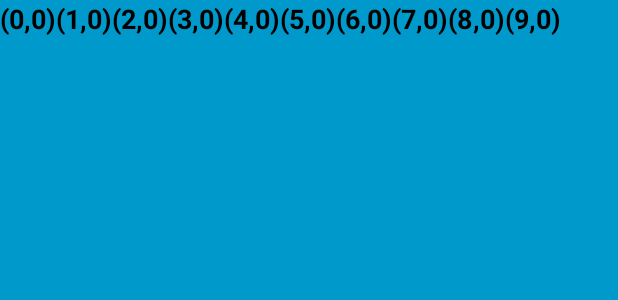
After one commit to xlpnic/Scrabbleships, an Android app: the layout grid.xml on its own in the app's theme, with its tools: preview values and no code run, on a phone screen of 412 x 824 dp. The commit adds this screen. Shown: the top 300 px of the screen. Run offline under Robolectric (Android 15) with nearby library versions, the phone set to English and light mode, and no system bars.

Commit message:
Try to add a grid

```diff
--- a/app/build.gradle
+++ b/app/build.gradle
@@ -33,4 +33,5 @@ dependencies {
     testImplementation 'junit:junit:4.12'
     androidTestImplementation 'androidx.test.ext:junit:1.1.1'
     androidTestImplementation 'androidx.test.espresso:espresso-core:3.2.0'
+    implementation 'androidx.gridlayout:gridlayout:1.0.0'
 }
--- a/app/src/main/java/com/example/scrabbleships/MainActivity.java
+++ b/app/src/main/java/com/example/scrabbleships/MainActivity.java
@@ -26,14 +26,5 @@ public class MainActivity extends AppCompatActivity {
         viewPager.setAdapter(sectionsPagerAdapter);
         TabLayout tabs = findViewById(R.id.tabs);
         tabs.setupWithViewPager(viewPager);
-        FloatingActionButton fab = findViewById(R.id.fab);
-
-        fab.setOnClickListener(new View.OnClickListener() {
-            @Override
-            public void onClick(View view) {
-                Snackbar.make(view, "Replace with your own action", Snackbar.LENGTH_LONG)
-                        .setAction("Action", null).show();
-            }
-        });
     }
 }
--- a/app/src/main/java/com/example/scrabbleships/ui/main/PlaceholderFragment.java
+++ b/app/src/main/java/com/example/scrabbleships/ui/main/PlaceholderFragment.java
@@ -48,7 +48,7 @@ public class PlaceholderFragment extends Fragment {
             Bundle savedInstanceState) {
         View root = inflater.inflate(R.layout.fragment_main, container, false);
         final TextView textView = root.findViewById(R.id.section_label);
-        pageViewModel.getText().observe(this, new Observer<String>() {
+        pageViewModel.getText().observe(getViewLifecycleOwner(), new Observer<String>() {
             @Override
             public void onChanged(@Nullable String s) {
                 textView.setText(s);
--- a/app/src/main/res/layout/activity_main.xml
+++ b/app/src/main/res/layout/activity_main.xml
@@ -34,11 +34,4 @@
         android:layout_height="match_parent"
         app:layout_behavior="@string/appbar_scrolling_view_behavior" />
 
-    <com.google.android.material.floatingactionbutton.FloatingActionButton
-        android:id="@+id/fab"
-        android:layout_width="wrap_content"
-        android:layout_height="wrap_content"
-        android:layout_gravity="bottom|end"
-        android:layout_margin="@dimen/fab_margin"
-        app:srcCompat="@android:drawable/ic_dialog_email" />
 </androidx.coordinatorlayout.widget.CoordinatorLayout>
--- a/app/src/main/res/layout/fragment_main.xml
+++ b/app/src/main/res/layout/fragment_main.xml
@@ -20,4 +20,17 @@
         tools:layout_constraintLeft_creator="1"
         tools:layout_constraintTop_creator="1" />
 
+    <ViewStub
+        android:id="@+id/viewStub"
+        android:layout_width="wrap_content"
+        android:layout_height="wrap_content"
+        android:foregroundGravity="fill_horizontal|center_vertical|fill_vertical|center_horizontal"
+        android:layout="@layout/grid"
+        android:visibility="visible"
+        app:layout_constraintBottom_toBottomOf="parent"
+        app:layout_constraintEnd_toEndOf="parent"
+        app:layout_constraintStart_toStartOf="parent"
+        app:layout_constraintTop_toTopOf="parent"
+        tools:visibility="visible" />
+
 </androidx.constraintlayout.widget.ConstraintLayout>
--- /dev/null
+++ b/app/src/main/res/layout/grid.xml
@@ -0,0 +1,156 @@
+<?xml version="1.0" encoding="utf-8"?>
+<androidx.constraintlayout.widget.ConstraintLayout
+    xmlns:android="http://schemas.android.com/apk/res/android"
+    xmlns:app="http://schemas.android.com/apk/res-auto"
+    xmlns:tools="http://schemas.android.com/tools"
+    android:layout_width="match_parent"
+    android:layout_height="match_parent">
+
+    <GridLayout
+        android:id="@+id/game_grid"
+        android:layout_width="match_parent"
+        android:layout_height="match_parent"
+        android:background="@android:color/holo_blue_dark"
+        android:foregroundTint="@android:color/holo_blue_dark"
+        android:visibility="visible"
+        android:columnCount="10"
+        app:layout_constraintBottom_toBottomOf="parent"
+        app:layout_constraintEnd_toEndOf="parent"
+        app:layout_constraintHorizontal_bias="1.0"
+        app:layout_constraintStart_toStartOf="parent"
+        app:layout_constraintTop_toTopOf="parent"
+        android:rowCount="10"
+        tools:visibility="visible">
+
+        <!-- Row 1 -->
+        <!-- Column 0 -->
+        <TextView
+            android:text="(0,0)"
+            android:textAlignment="center"
+            android:textColor="@android:color/black"
+            android:textSize="18sp"
+            android:textStyle="bold"
+            android:layout_width="wrap_content"
+            android:layout_height="wrap_content"
+            app:layout_columnWeight="1"
+            app:layout_rowWeight="1" />
+
+        <!-- Row 0 -->
+        <!-- Column 1 -->
+        <TextView
+            android:text="(1,0)"
+            android:textAlignment="center"
+            android:textColor="@android:color/black"
+            android:textSize="18sp"
+            android:textStyle="bold"
+            android:layout_width="wrap_content"
+            android:layout_height="wrap_content"
+            app:layout_columnWeight="1"
+            app:layout_rowWeight="1" />
+
+        <!-- Row 0 -->
+        <!-- Column 2 -->
+        <TextView
+            android:text="(2,0)"
+            android:textAlignment="center"
+            android:textColor="@android:color/black"
+            android:textSize="18sp"
+            android:textStyle="bold"
+            android:layout_width="wrap_content"
+            android:layout_height="wrap_content"
+            app:layout_columnWeight="1"
+            app:layout_rowWeight="1" />
+
+        <!-- Row 0 -->
+        <!-- Column 3 -->
+        <TextView
+            android:text="(3,0)"
+            android:textAlignment="center"
+            android:textColor="@android:color/black"
+            android:textSize="18sp"
+            android:textStyle="bold"
+            android:layout_width="wrap_content"
+            android:layout_height="wrap_content"
+            app:layout_columnWeight="1"
+            app:layout_rowWeight="1" />
+
+        <!-- Row 0 -->
+        <!-- Column 4 -->
+        <TextView
+            android:text="(4,0)"
+            android:textAlignment="center"
+            android:textColor="@android:color/black"
+            android:textSize="18sp"
+            android:textStyle="bold"
+            android:layout_width="wrap_content"
+            android:layout_height="wrap_content"
+            app:layout_columnWeight="1"
+            app:layout_rowWeight="1" />
+
+        <!-- Row 0 -->
+        <!-- Column 5 -->
+        <TextView
+            android:text="(5,0)"
+            android:textAlignment="center"
+            android:textColor="@android:color/black"
+            android:textSize="18sp"
+            android:textStyle="bold"
+            android:layout_width="wrap_content"
+            android:layout_height="wrap_content"
+            app:layout_columnWeight="1"
+            app:layout_rowWeight="1" />
+
+        <!-- Row 0 -->
+        <!-- Column 6 -->
+        <TextView
+            android:text="(6,0)"
+            android:textAlignment="center"
+            android:textColor="@android:color/black"
+            android:textSize="18sp"
+            android:textStyle="bold"
+            android:layout_width="wrap_content"
+            android:layout_height="wrap_content"
+            app:layout_columnWeight="1"
+            app:layout_rowWeight="1" />
+
+        <!-- Row 0 -->
+        <!-- Column 7 -->
+        <TextView
+            android:text="(7,0)"
+            android:textAlignment="center"
+            android:textColor="@android:color/black"
+            android:textSize="18sp"
+            android:textStyle="bold"
+            android:layout_width="wrap_content"
+            android:layout_height="wrap_content"
+            app:layout_columnWeight="1"
+            app:layout_rowWeight="1" />
+
+        <!-- Row 0 -->
+        <!-- Column 8 -->
+        <TextView
+            android:text="(8,0)"
+            android:textAlignment="center"
+            android:textColor="@android:color/black"
+            android:textSize="18sp"
+            android:textStyle="bold"
+            android:layout_width="wrap_content"
+            android:layout_height="wrap_content"
+            app:layout_columnWeight="1"
+            app:layout_rowWeight="1" />
+
+        <!-- Row 0 -->
+        <!-- Column 9 -->
+        <TextView
+            android:text="(9,0)"
+            android:textAlignment="center"
+            android:textColor="@android:color/black"
+            android:textSize="18sp"
+            android:textStyle="bold"
+            android:layout_width="wrap_content"
+            android:layout_height="wrap_content"
+            app:layout_columnWeight="1"
+            app:layout_rowWeight="1" />
+
+    </GridLayout>
+</androidx.constraintlayout.widget.ConstraintLayout>
--- a/app/src/main/res/values/strings.xml
+++ b/app/src/main/res/values/strings.xml
@@ -1,5 +1,5 @@
 <resources>
     <string name="app_name">Scrabbleships</string>
-    <string name="tab_text_1">Tab 1</string>
-    <string name="tab_text_2">Tab 2</string>
+    <string name="tab_text_1">Opponent\'s Board</string>
+    <string name="tab_text_2">My Board</string>
 </resources>
```
